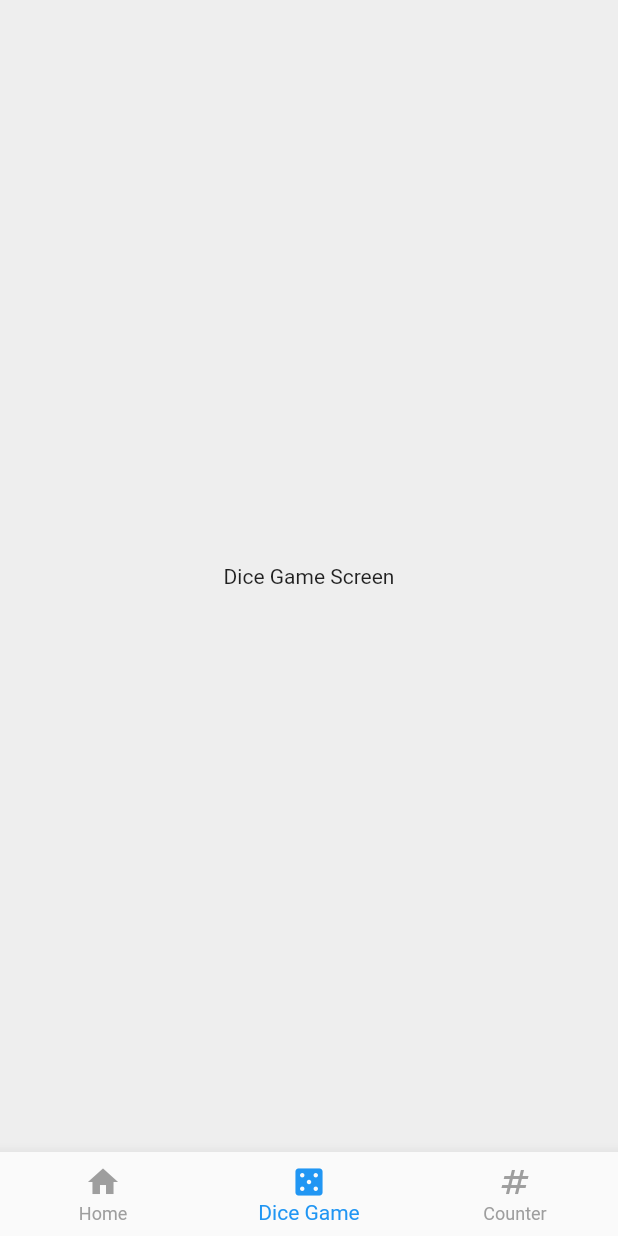
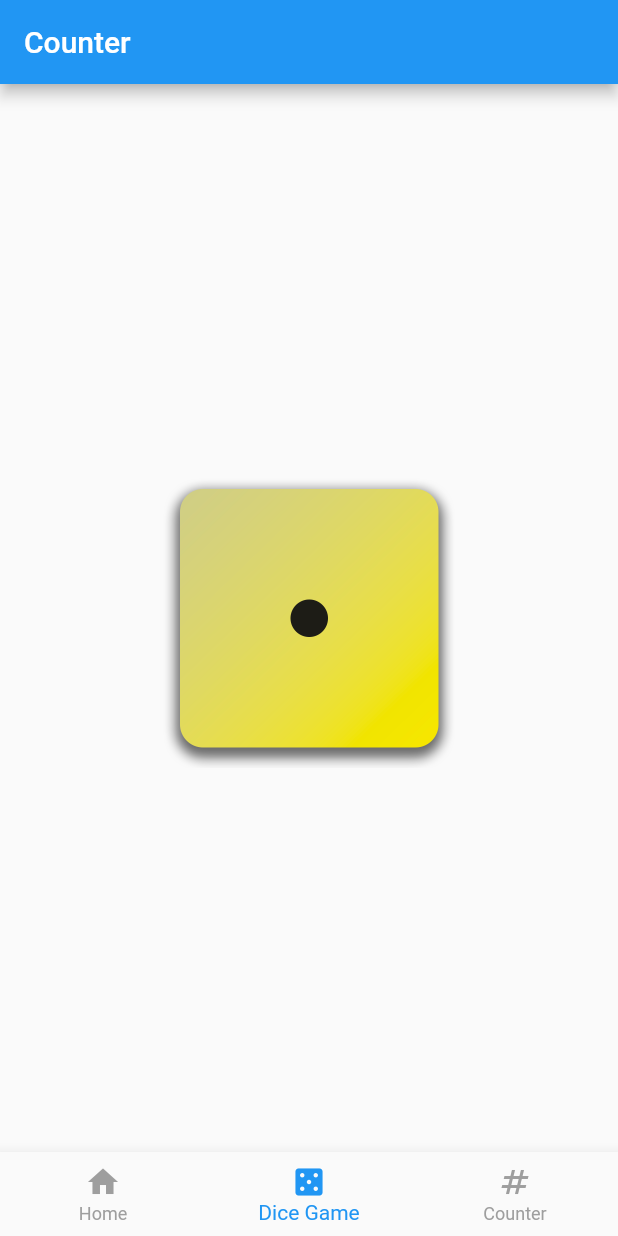
Before and after one commit to faithyeenxin/first-flutter-app, a Flutter app: the screen it shows after launch, item 2 of the bottom bar chosen, on a phone screen of 412 x 824 dp. Run offline on Flutter 3.47's test engine with Material 2 defaults, Android fonts, the phone set to English and light mode, and no system bars.

Commit message:
feat(images): imported images locally and accessed it in code

```diff
--- a/lib/main.dart
+++ b/lib/main.dart
@@ -1,4 +1,5 @@
 import 'package:first_flutter_app/screens/counter_screen.dart';
+import 'package:first_flutter_app/screens/dice_game_screen.dart';
 import 'package:first_flutter_app/screens/home_screen.dart';
 import 'package:flutter/material.dart';
 
@@ -30,32 +31,8 @@ class _MyHomePageState extends State<MyHomePage> {
   @override
   Widget build(BuildContext context) {
     return Scaffold(
-      // appBar: AppBar(
-      //   title: const Text('My First App'),
-      //   backgroundColor: const Color.fromARGB(255, 95, 111, 125),
-      //   elevation: 4.0,
-      //   actions: [
-      //     IconButton(
-      //       icon: const Icon(Icons.search),
-      //       onPressed: () {},
-      //     ),
-      //     IconButton(
-      //       icon: const Icon(Icons.settings),
-      //       onPressed: () {},
-      //     ),
-      //   ],
-      // ),
       body:
           _buildBody(), // Use a method to determine the body based on the current index
-      // floatingActionButton: CustomFloatingIconButton(
-      //   customIcon: const Icon(Icons.add),
-      //   backgroundColor: Colors.purpleAccent,
-      //   splashColor: Colors.purple,
-      //   onPressed: () {
-      //     print('clicked');
-      //   },
-      // ),
-      // floatingActionButtonLocation: FloatingActionButtonLocation.endFloat,
       bottomNavigationBar: BottomNavigationBar(
         items: const [
           BottomNavigationBarItem(
@@ -92,7 +69,7 @@ class _MyHomePageState extends State<MyHomePage> {
       case 1:
         // Return your Dice Game screen
         return const Center(
-          child: Text('Dice Game Screen'),
+          child: DiceGameScreen(),
         );
       case 2:
         // Return your Add Up screen
@@ -104,104 +81,3 @@ class _MyHomePageState extends State<MyHomePage> {
     }
   }
 }
-
-
-// import 'package:flutter/material.dart';
-// import 'package:first_flutter_app/components/custom_floating_icon_button.dart';
-
-// void main() {
-//   runApp(const MyApp());
-// }
-
-// class MyApp extends StatelessWidget {
-//   const MyApp({super.key});
-//   @override
-//   Widget build(BuildContext context) {
-//     return const MaterialApp(
-//       home: MyHomePage(),
-//     );
-//   }
-// }
-
-// class MyHomePage extends StatelessWidget {
-//   const MyHomePage({super.key});
-//   @override
-//   Widget build(BuildContext context) {
-//     return Scaffold(
-//       appBar: AppBar(
-//         title: const Text('My First App'),
-//         backgroundColor:
-//             const Color.fromARGB(255, 95, 111, 125), // Custom app bar color
-//         elevation: 4.0, // Elevation of the app bar
-//         actions: [
-//           IconButton(
-//             icon: const Icon(Icons.search),
-//             onPressed: () {
-//               // Action to perform when search icon is pressed
-//             },
-//           ),
-//           IconButton(
-//             icon: const Icon(Icons.settings),
-//             onPressed: () {
-//               // Action to perform when settings icon is pressed
-//             },
-//           ),
-//         ],
-//       ),
-//       body: const Center(
-//           child: Column(
-//         mainAxisAlignment: MainAxisAlignment.center,
-//         children: [
-//           Text(
-//             'Hello, World!',
-//             style: TextStyle(fontSize: 24),
-//           ),
-//           SizedBox(height: 16), // Add some space between paragraphs
-//           Text(
-//             'Welcome to Faith\'s first flutter application',
-//             style: TextStyle(fontSize: 16),
-//           ),
-//         ],
-//       )),
-
-//       floatingActionButton: CustomFloatingIconButton(
-//         customIcon: const Icon(Icons.add),
-//         backgroundColor: Colors.purpleAccent,
-//         splashColor: Colors.purple,
-//         onPressed: () {
-//           print('clicked');
-//         },
-//       ),
-//       floatingActionButtonLocation: FloatingActionButtonLocation.endFloat,
-//       bottomNavigationBar: BottomNavigationBar(
-//         items: const [
-//           BottomNavigationBarItem(
-//             icon: Icon(Icons.home),
-//             label: 'Home',
-//           ),
-//           BottomNavigationBarItem(
-//             icon: Icon(Icons.games_rounded),
-//             label: 'Dice Game',
-//           ),
-//           BottomNavigationBarItem(
-//             icon: Icon(Icons.numbers),
-//             label: 'Add Up',
-//           ),
-//         ],
-//         selectedItemColor: Colors.blue, // Color of the selected item
-//         unselectedItemColor: Colors.grey, // Color of unselected items
-//         currentIndex: 0, // Index of the currently selected item
-//         onTap: (index) {
-//           // Action to perform when a BottomNavigationBarItem is tapped
-//         },
-//       ),
-//       backgroundColor: Colors.grey[200], // Background color of the Scaffold
-//       // bottomSheet: Container(
-//       //   width: double.infinity,
-//       //   color: Colors.yellow,
-//       //   padding: const EdgeInsets.all(16.0),
-//       //   child: const Text('Bottom Sheet Content'),
-//       // ),
-//     );
-//   }
-// }
--- /dev/null
+++ b/lib/screens/dice_game_screen.dart
@@ -0,0 +1,21 @@
+import 'package:flutter/material.dart';
+
+class DiceGameScreen extends StatefulWidget {
+  const DiceGameScreen({super.key});
+
+  @override
+  State<DiceGameScreen> createState() => _DiceGameScreenState();
+}
+
+class _DiceGameScreenState extends State<DiceGameScreen> {
+  @override
+  Widget build(BuildContext context) {
+    return Scaffold(
+        appBar: AppBar(
+          title: const Text('Counter'),
+        ),
+        body: Center(
+          child: Image.asset("assets/images/dice-1.png", width: 200),
+        ));
+  }
+}
```
Also changed, not shown: pubspec.yaml (+7 -3 lines), assets/images/dice-1.png (added), assets/images/dice-2.png (added), assets/images/dice-3.png (added), assets/images/dice-4.png (added), assets/images/dice-5.png (added), assets/images/dice-6.png (added).
